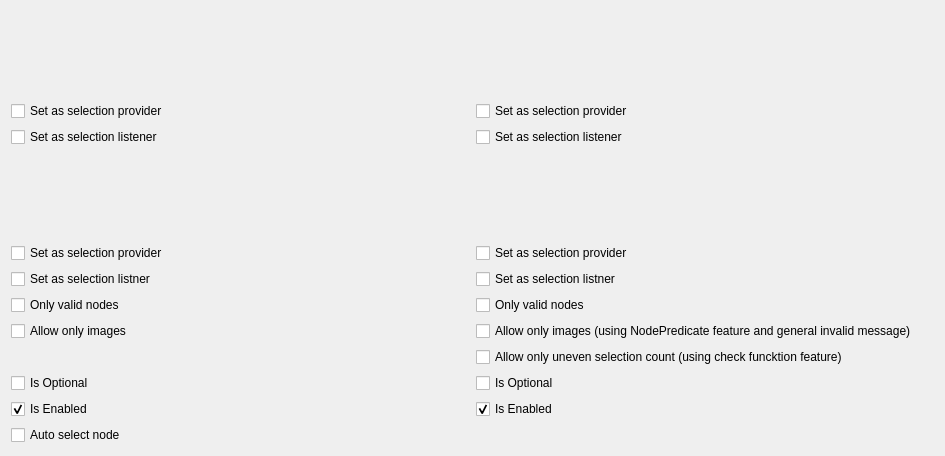
MITK/MITK, file Plugins/org.mitk.gui.qt.datastorageviewertest/src/internal/QmitkDataStorageViewerTestControls.ui: the form before one commit.
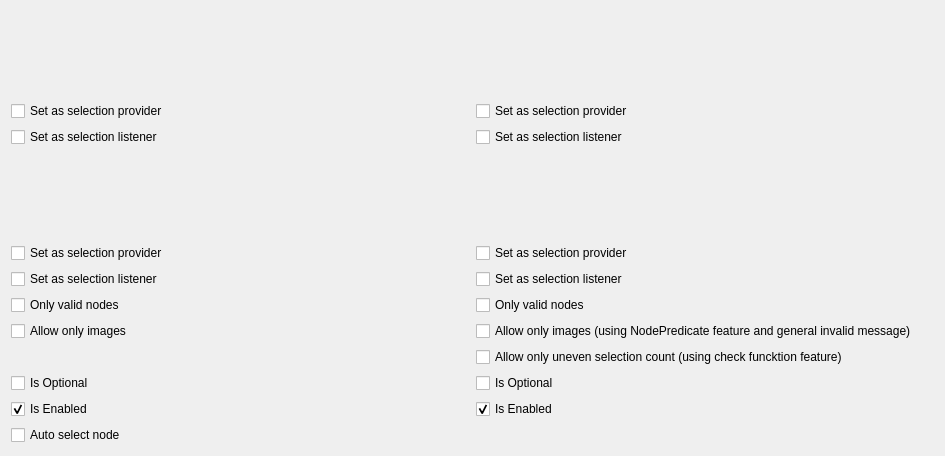
The form after the commit. Custom widgets are drawn as their Qt base class.

What changed in the file:
```diff
--- a/Plugins/org.mitk.gui.qt.datastorageviewertest/src/internal/QmitkDataStorageViewerTestControls.ui
+++ b/Plugins/org.mitk.gui.qt.datastorageviewertest/src/internal/QmitkDataStorageViewerTestControls.ui
@@ -90,14 +90,14 @@
    <item row="5" column="0">
     <widget class="QCheckBox" name="selectionListenerCheckBox3">
      <property name="text">
-      <string>Set as selection listner</string>
+      <string>Set as selection listener</string>
      </property>
     </widget>
    </item>
    <item row="5" column="1">
     <widget class="QCheckBox" name="selectionListenerCheckBox4">
      <property name="text">
-      <string>Set as selection listner</string>
+      <string>Set as selection listener</string>
      </property>
     </widget>
    </item>
```
